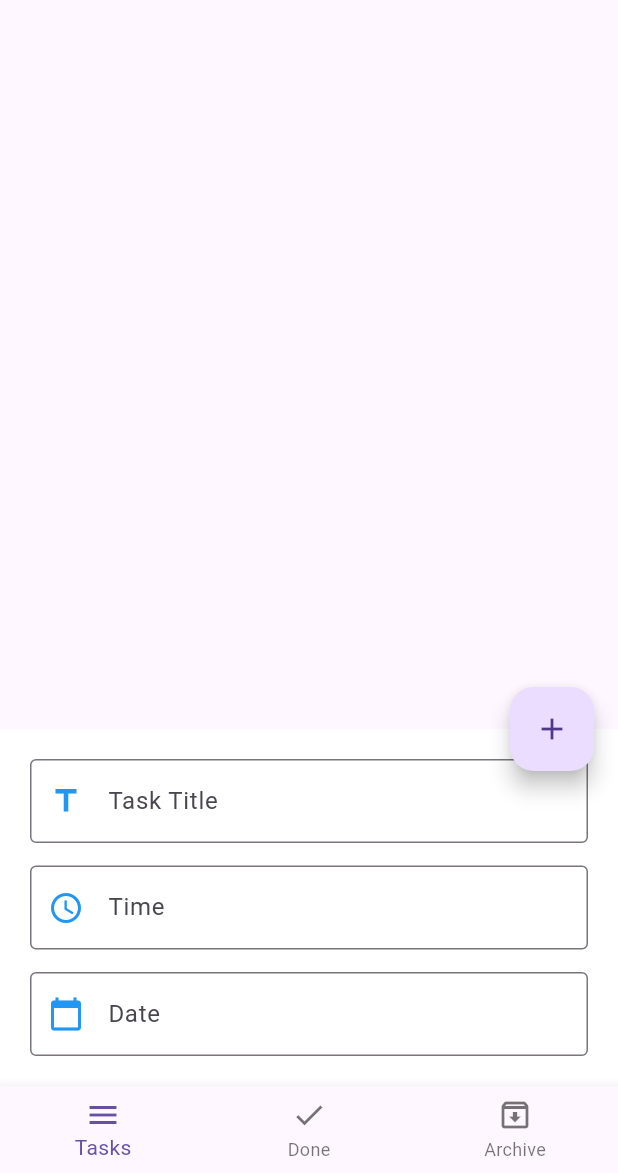
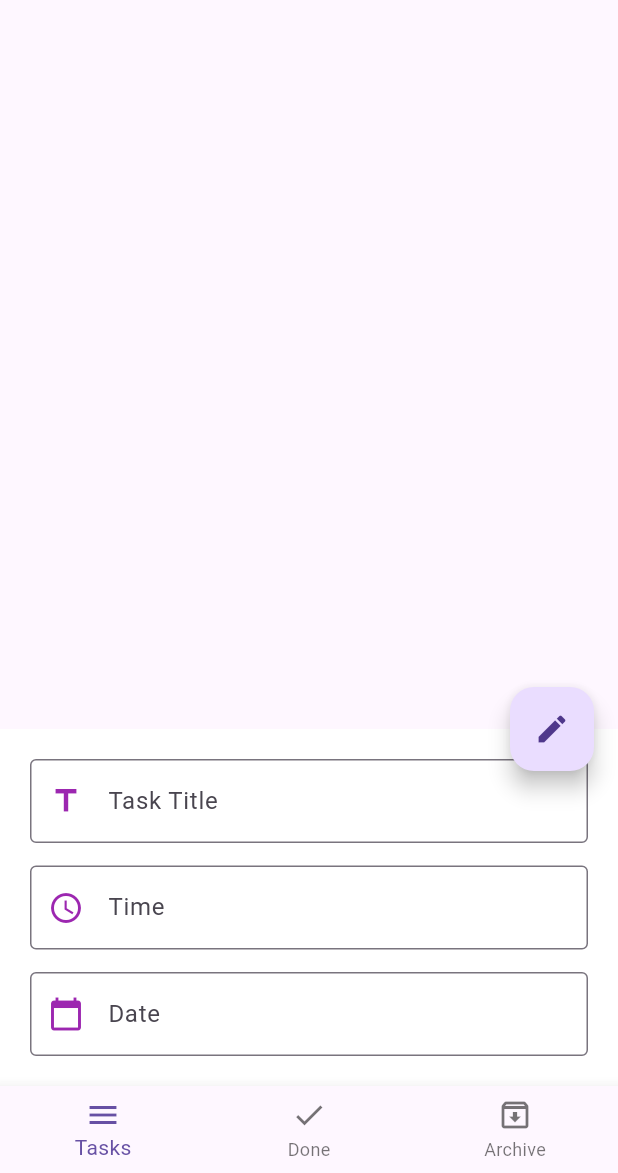
Before and after one commit to MostafaRadian/To_Do_list, a Flutter app: the screen it shows after launch, after a tap on the "edit" icon, on a phone screen of 412 x 824 dp, the part 63-1236 px from its top. Run offline on Flutter 3.47's test engine with Material 3 defaults, Android fonts, the phone set to English and light mode, and no system bars; our stand-ins replace bloc, flutter_bloc, sqflite; accounts and stored records are empty.

Commit message:
Added cubit classes to transform the project with proper state management, then handled the state of Bottom navigation bar
Signed-off-by: MostafaRadian <mostafa.batesta@gmail.com>

```diff
--- a/lib/layout/home_layout.dart
+++ b/lib/layout/home_layout.dart
@@ -1,32 +1,14 @@
+import 'package:flutter/foundation.dart';
 import 'package:flutter/material.dart';
-import 'package:to_do_list/modules/archived_tasks.dart';
-import 'package:to_do_list/modules/done_tasks.dart';
-import 'package:to_do_list/modules/new_tasks.dart';
+import 'package:flutter_bloc/flutter_bloc.dart';
+import 'package:intl/intl.dart';
 import 'package:sqflite/sqflite.dart';
+import 'package:to_do_list/models/to_do_cubit.dart';
 import 'package:to_do_list/shared/components/components.dart';
-import 'package:intl/intl.dart';
 
-import '../shared/components/constants.dart';
+class HomeLayout extends StatelessWidget {
+  HomeLayout({super.key});
 
-class HomeLayout extends StatefulWidget {
-  const HomeLayout({super.key});
-
-  @override
-  State<HomeLayout> createState() => HomeLayoutState();
-}
-
-class HomeLayoutState extends State<HomeLayout> {
-  int currentIndex = 0;
-  List<Widget> tasks = [
-    const NewTasks(),
-    const DoneTasks(),
-    const ArchiveTasks()
-  ];
-  List<String> titles = [
-    "New Tasks",
-    "Done Tasks",
-    "Archived Tasks",
-  ];
   Database? dataBase;
   var scaffoldKey = GlobalKey<ScaffoldState>();
   var formKey = GlobalKey<FormState>();
@@ -37,21 +19,19 @@ class HomeLayoutState extends State<HomeLayout> {
   Icon changeIcon = const Icon(Icons.edit);
 
   @override
-  void initState() {
-    // TODO: implement initState
-    super.initState();
-    createDatabase();
-  }
-
-  @override
   Widget build(BuildContext context) {
+    ToDoCubit cubit = ToDoCubit.get(context);
     return Scaffold(
       key: scaffoldKey,
       appBar: AppBar(
         centerTitle: true,
-        title: Text(titles[currentIndex]),
+        title: Text(cubit.titles[cubit.currentIndex]),
       ),
-      body: tasks[currentIndex],
+      body: BlocBuilder<ToDoCubit, ToDoState>(
+        builder: (context, state) {
+          return cubit.tasks[cubit.currentIndex];
+        },
+      ),
       floatingActionButton: FloatingActionButton(
         onPressed: () {
           if (isBottomSheet) {
@@ -62,13 +42,15 @@ class HomeLayoutState extends State<HomeLayout> {
                       date: dateController.text)
                   .then((value) {
                 getDataFromDataBase(dataBase).then((value) {
-                  setState(() {
-                    taskList = value;
-                    print(taskList);
-                    Navigator.pop(context);
-                    isBottomSheet = false;
-                    changeIcon = const Icon(Icons.edit);
-                  });
+                  // setState(() {
+                  //   taskList = value;
+                  //   if (kDebugMode) {
+                  //     print(taskList);
+                  //   }
+                  //   Navigator.pop(context);
+                  //   isBottomSheet = false;
+                  //   changeIcon = const Icon(Icons.edit);
+                  // });
                 });
               });
             }
@@ -94,7 +76,7 @@ class HomeLayoutState extends State<HomeLayout> {
                                 return null;
                               },
                               label: "Task Title",
-                              color: Colors.blue,
+                              color: Colors.purple,
                               prefixIcon: const Icon(Icons.title),
                             ),
                             const SizedBox(
@@ -110,7 +92,7 @@ class HomeLayoutState extends State<HomeLayout> {
                                 }
                                 return null;
                               },
-                              color: Colors.blue,
+                              color: Colors.purple,
                               prefixIcon:
                                   const Icon(Icons.watch_later_outlined),
                               onTap: () {
@@ -136,7 +118,7 @@ class HomeLayoutState extends State<HomeLayout> {
                                 return null;
                               },
                               label: "Date",
-                              color: Colors.blue,
+                              color: Colors.purple,
                               prefixIcon: const Icon(Icons.calendar_today),
                               onTap: () {
                                 showDatePicker(
@@ -158,32 +140,34 @@ class HomeLayoutState extends State<HomeLayout> {
                 .closed
                 .then((value) {
               isBottomSheet = false;
-              setState(() {
-                changeIcon = const Icon(Icons.edit);
-              });
+              // setState(() {
+              //   changeIcon = const Icon(Icons.edit);
+              // });
             });
             isBottomSheet = true;
-            setState(() {
-              changeIcon = const Icon(Icons.add);
-            });
+            // setState(() {
+            //   changeIcon = const Icon(Icons.add);
+            // });
           }
         },
         child: changeIcon,
       ),
-      bottomNavigationBar: BottomNavigationBar(
+      bottomNavigationBar: BlocBuilder<ToDoCubit, ToDoState>(
+        builder: (context, state) {
+          return BottomNavigationBar(
               type: BottomNavigationBarType.fixed,
-          currentIndex: currentIndex,
+              currentIndex: cubit.currentIndex,
               onTap: (index) {
-            setState(() {
-              currentIndex = index;
-            });
+                cubit.changeNavBar(index);
               },
               items: const [
                 BottomNavigationBarItem(icon: Icon(Icons.menu), label: "Tasks"),
                 BottomNavigationBarItem(icon: Icon(Icons.check), label: "Done"),
                 BottomNavigationBarItem(
                     icon: Icon(Icons.archive_outlined), label: "Archive"),
-          ]),
+              ]);
+        },
+      ),
     );
   }
 
@@ -191,21 +175,28 @@ class HomeLayoutState extends State<HomeLayout> {
     try {
       dataBase = await openDatabase("todo.db", version: 1,
           onCreate: (database, version) async {
+        if (kDebugMode) {
           print("database created");
+        }
         await database.execute(
             'CREATE TABLE tasks (id INTEGER PRIMARY KEY,title TEXT,date TEXT,time TEXT,status TEXT)');
       }, onOpen: (database) {
+        if (kDebugMode) {
           print("database opened");
+        }
       });
     } catch (error) {
+      if (kDebugMode) {
         print("error in creating database ${error.toString()}");
       }
     }
+  }
 
-  Future insertToDatabase(
-      {required String title,
+  Future insertToDatabase({
+    required String title,
     required String time,
-      required String date}) async {
+    required String date,
+  }) async {
     try {
       await dataBase?.transaction(
         (txn) {
@@ -214,7 +205,9 @@ class HomeLayoutState extends State<HomeLayout> {
         },
       );
     } catch (error) {
+      if (kDebugMode) {
         print("error in inserting database:  ${error.toString()}");
+      }
     }
   }
 
--- a/lib/main.dart
+++ b/lib/main.dart
@@ -1,15 +1,23 @@
 import 'package:flutter/material.dart';
+import 'package:flutter_bloc/flutter_bloc.dart';
 import 'package:to_do_list/layout/home_layout.dart';
 
+import 'models/bloc_observer.dart';
+import 'models/to_do_cubit.dart';
+
 void main() {
+  Bloc.observer = MyBlocObserver();
   runApp(const MainApp());
 }
 
 class MainApp extends StatelessWidget {
   const MainApp({super.key});
+
   @override
   Widget build(BuildContext context) {
-    return const MaterialApp(
-        debugShowCheckedModeBanner: false, home: HomeLayout());
+    return BlocProvider(
+      create: (context) => ToDoCubit(),
+      child: MaterialApp(debugShowCheckedModeBanner: false, home: HomeLayout()),
+    );
   }
 }
--- /dev/null
+++ b/lib/models/to_do_cubit.dart
@@ -0,0 +1,31 @@
+import 'package:flutter/Material.dart';
+import 'package:flutter_bloc/flutter_bloc.dart';
+
+import '../modules/archived_tasks.dart';
+import '../modules/done_tasks.dart';
+import '../modules/new_tasks.dart';
+
+part 'to_do_state.dart';
+
+class ToDoCubit extends Cubit<ToDoState> {
+  ToDoCubit() : super(ToDoInitial());
+
+  int currentIndex = 0;
+  List<Widget> tasks = [
+    const NewTasks(),
+    const DoneTasks(),
+    const ArchiveTasks()
+  ];
+  List<String> titles = [
+    "New Tasks",
+    "Done Tasks",
+    "Archived Tasks",
+  ];
+
+  static ToDoCubit get(context) => BlocProvider.of(context);
+
+  void changeNavBar(index) {
+    currentIndex = index;
+    emit(ChangeNavBarState());
+  }
+}
--- /dev/null
+++ b/lib/models/to_do_state.dart
@@ -0,0 +1,8 @@
+part of 'to_do_cubit.dart';
+
+@immutable
+abstract class ToDoState {}
+
+class ToDoInitial extends ToDoState {}
+
+class ChangeNavBarState extends ToDoState {}
--- a/lib/modules/new_tasks.dart
+++ b/lib/modules/new_tasks.dart
@@ -2,7 +2,6 @@ import 'package:flutter/material.dart';
 import 'package:to_do_list/shared/components/components.dart';
 
 import '../shared/components/constants.dart';
-
 
 class NewTasks extends StatefulWidget {
   const NewTasks({super.key});
--- a/pubspec.yaml
+++ b/pubspec.yaml
@@ -7,15 +7,17 @@ environment:
   sdk: '>=3.0.6 <4.0.0'
 
 dependencies:
+  bloc: ^8.1.2
   flutter:
     sdk: flutter
+  flutter_bloc: ^8.1.3
   intl: ^0.18.1
   sqflite: ^2.3.0
 
 dev_dependencies:
   flutter_test:
     sdk: flutter
-  flutter_lints: ^2.0.0
+  flutter_lints: ^3.0.1
 
 flutter:
   uses-material-design: true
```
Also changed, not shown: lib/models/bloc_observer.dart (added, +36 -0 lines), pubspec.lock. Lines whose indentation alone changed are shown as unchanged.
